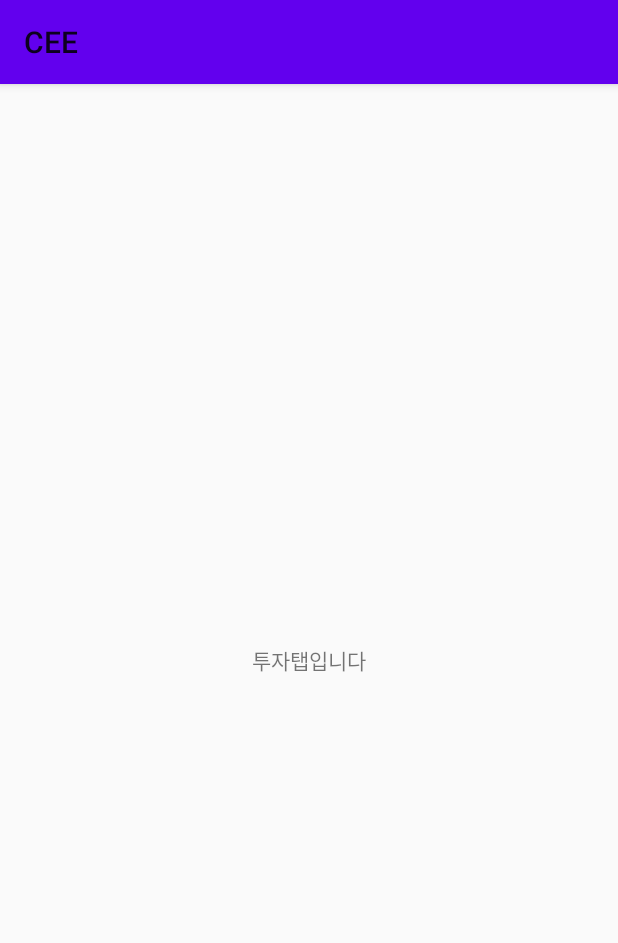
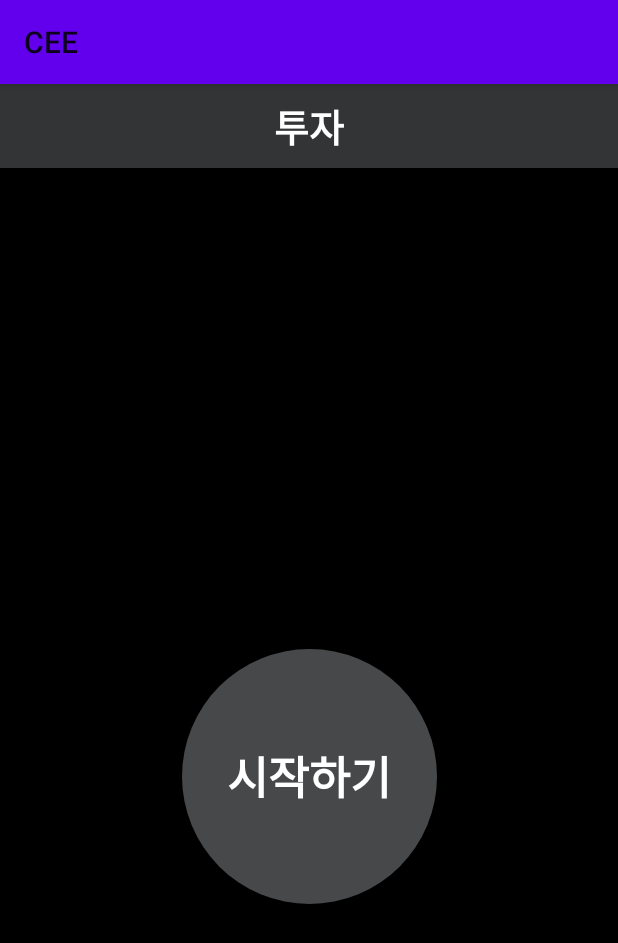
Before and after one commit to Bitda2022/cee_android, an Android app: the fragment InvestFragment shown on its own in the app's theme, on a phone screen of 412 x 824 dp. Shown: the top 943 px of the screen. Run offline under Robolectric (Android 15) with nearby library versions, the phone set to English and light mode, and no system bars.

Commit message:
docs:invest start xml

```diff
--- a/app/src/main/res/drawable/buttom_round.xml
+++ b/app/src/main/res/drawable/buttom_round.xml
@@ -1,7 +1,7 @@
 <?xml version="1.0" encoding="utf-8"?>
 <shape xmlns:android="http://schemas.android.com/apk/res/android"
     android:shape="oval">
-    <stroke android:color="@color/semi_gray">
+    <stroke android:color="@color/semi_gray" >
 
     </stroke>
     <solid android:color="@color/semi_gray" />
--- /dev/null
+++ b/app/src/main/res/layout/activity_invest_final.xml
@@ -0,0 +1,17 @@
+<?xml version="1.0" encoding="utf-8"?>
+<androidx.constraintlayout.widget.ConstraintLayout xmlns:android="http://schemas.android.com/apk/res/android"
+    android:layout_width="match_parent"
+    android:layout_height="match_parent"
+    xmlns:app="http://schemas.android.com/apk/res-auto"
+    android:background="@color/black">
+
+    <ImageView
+        android:layout_width="wrap_content"
+        android:layout_height="wrap_content"
+        android:src="@drawable/button_rectangle"
+        app:layout_constraintStart_toStartOf="parent"
+        app:layout_constraintEnd_toEndOf="parent"
+        app:layout_constraintTop_toTopOf="parent"
+        app:layout_constraintBottom_toBottomOf="parent"/>
+
+</androidx.constraintlayout.widget.ConstraintLayout>
--- a/app/src/main/res/layout/fragment_invest.xml
+++ b/app/src/main/res/layout/fragment_invest.xml
@@ -2,15 +2,43 @@
 <androidx.constraintlayout.widget.ConstraintLayout xmlns:android="http://schemas.android.com/apk/res/android"
     xmlns:app="http://schemas.android.com/apk/res-auto"
     android:layout_width="match_parent"
-    android:layout_height="match_parent">
+    android:layout_height="match_parent"
+    android:background="@color/black">
+
+    <View
+        android:id="@+id/invest_bar_iv"
+        android:layout_width="wrap_content"
+        android:layout_height="56dp"
+        android:background="@color/gray"
+        app:layout_constraintTop_toTopOf="parent"
+        app:layout_constraintStart_toStartOf="parent"
+        app:layout_constraintEnd_toEndOf="parent"/>
 
     <TextView
         android:layout_width="wrap_content"
         android:layout_height="wrap_content"
-        android:text="투자탭입니다"
+        android:text="@string/invest"
+        android:textSize="25dp"
+        android:fontFamily="@font/sf_bold"
+        android:textColor="@color/white"
+        app:layout_constraintStart_toStartOf="@id/invest_bar_iv"
+        app:layout_constraintEnd_toEndOf="@id/invest_bar_iv"
+        app:layout_constraintTop_toTopOf="@id/invest_bar_iv"
+        app:layout_constraintBottom_toBottomOf="@id/invest_bar_iv"/>
+
+    <Button
+        android:id="@+id/invest_start_quiz_btn"
+        app:layout_constraintStart_toStartOf="parent"
+        app:layout_constraintEnd_toEndOf="parent"
         app:layout_constraintBottom_toBottomOf="parent"
-        app:layout_constraintEnd_toEndOf="parent"
-        app:layout_constraintStart_toStartOf="parent"
-        app:layout_constraintTop_toTopOf="parent" />
+        android:text="시작하기"
+        android:fontFamily="@font/sf_semibold"
+        android:textSize="30sp"
+        android:textColor="@color/white"
+        android:background="@drawable/buttom_round"
+        android:layout_width="170dp"
+        android:layout_height="170dp"
+        android:layout_marginBottom="221dp">
+    </Button>
 
 </androidx.constraintlayout.widget.ConstraintLayout>
```
